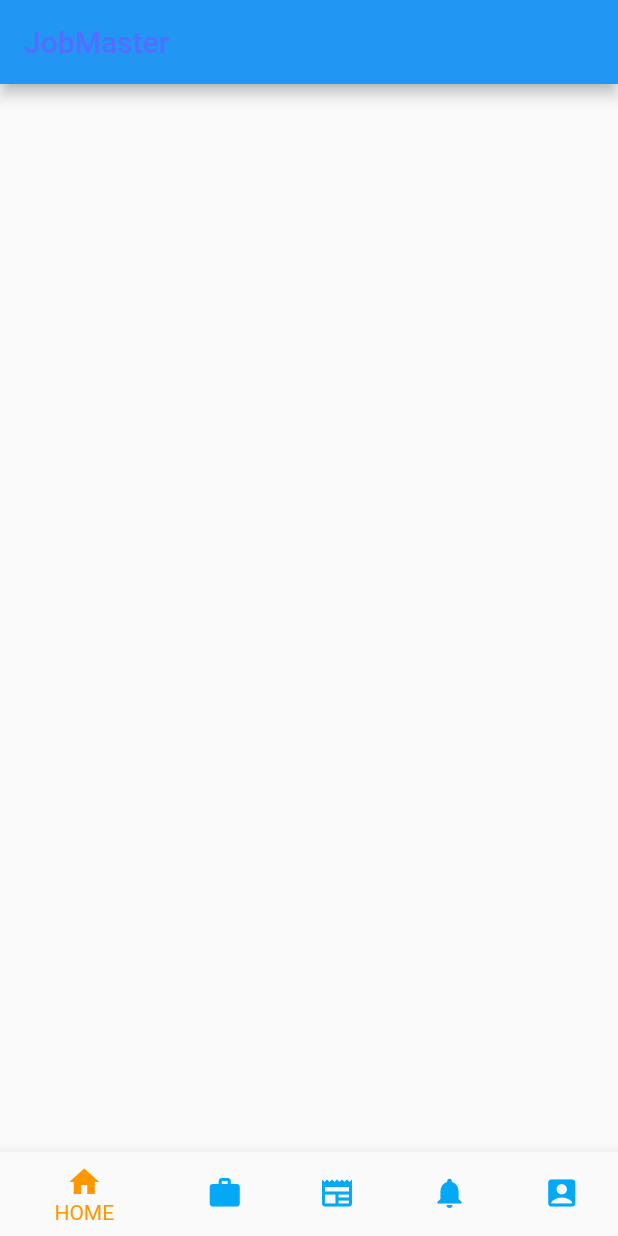
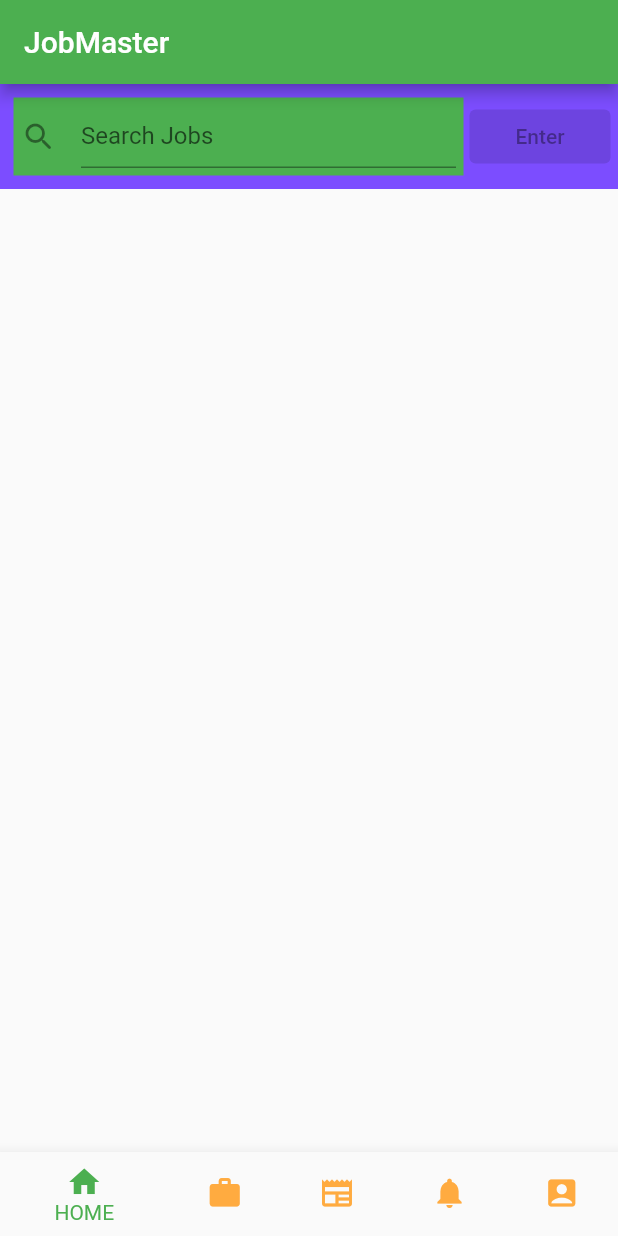
Before and after one commit to Moheane/JobApp, a Flutter app: the screen it shows after launch, on a phone screen of 412 x 824 dp. Run offline on Flutter 3.47's test engine with Material 2 defaults, Android fonts, the phone set to English and light mode, and no system bars.

Commit message:
completed search bar

```diff
--- a/lib/main.dart
+++ b/lib/main.dart
@@ -19,7 +19,7 @@ class MyApp extends StatelessWidget {
       title: 'Flutter Demo',
       theme: ThemeData(
 
-        primarySwatch: Colors.blue,
+        primarySwatch: Colors.green,
       ),
       home: Landing()
     );
@@ -42,8 +42,10 @@ class _LandingState extends State<Landing> {
     return Scaffold(
       appBar: AppBar(
         title: const Text('JobMaster'),
-        foregroundColor: Colors.indigoAccent,
+        foregroundColor: Colors.white,
       ),
+
+      body: widgetOptions.elementAt(_selectedIndex),
 
       bottomNavigationBar: BottomNavigationBar(
 
@@ -56,9 +58,11 @@ class _LandingState extends State<Landing> {
             _selectedIndex = index;
           });
         },
-        unselectedItemColor: Colors.lightBlue,
-        selectedItemColor: Colors.orange,
+        unselectedItemColor: Colors.orangeAccent,
+        selectedItemColor: Colors.green,
         backgroundColor: Colors.black,
+
+
         items: const [
           BottomNavigationBarItem(
             icon: Icon(Icons.home),
--- a/lib/screens/home.dart
+++ b/lib/screens/home.dart
@@ -10,8 +10,50 @@ Home({ Key? key }) : super(key: key);
 class _HomeState extends State<Home> {
   @override
   Widget build(BuildContext context) {
-    return Container(
-      child: const Text('Home'),
-    );
+
+
+      return Container(
+
+        color: Colors.deepPurpleAccent,
+        height: 70,
+        padding: const EdgeInsets.all(5),
+        child:
+        Row(
+
+        mainAxisAlignment: MainAxisAlignment.spaceBetween,
+        children: [
+
+
+          Container(
+            width: 300,
+            color: Colors.green,
+            padding: const EdgeInsets.all(5),
+            margin: const EdgeInsets.all(4),
+
+          child:
+          TextFormField(
+
+            style: const TextStyle(color: Colors.black87)
+            ,
+            decoration: const InputDecoration(
+              icon: Icon(Icons.search_rounded),
+              labelText: 'Search Jobs',
+              hintText: ' E.g. Software Engineer',
+
+              border: UnderlineInputBorder(),
+            ),
+          )
+
+          ),
+
+
+
+          const Expanded( child:
+           ElevatedButton(onPressed: null, child: Text('Enter'))
+          )
+        ],
+      ),
+      );
+
   }
 }
```
